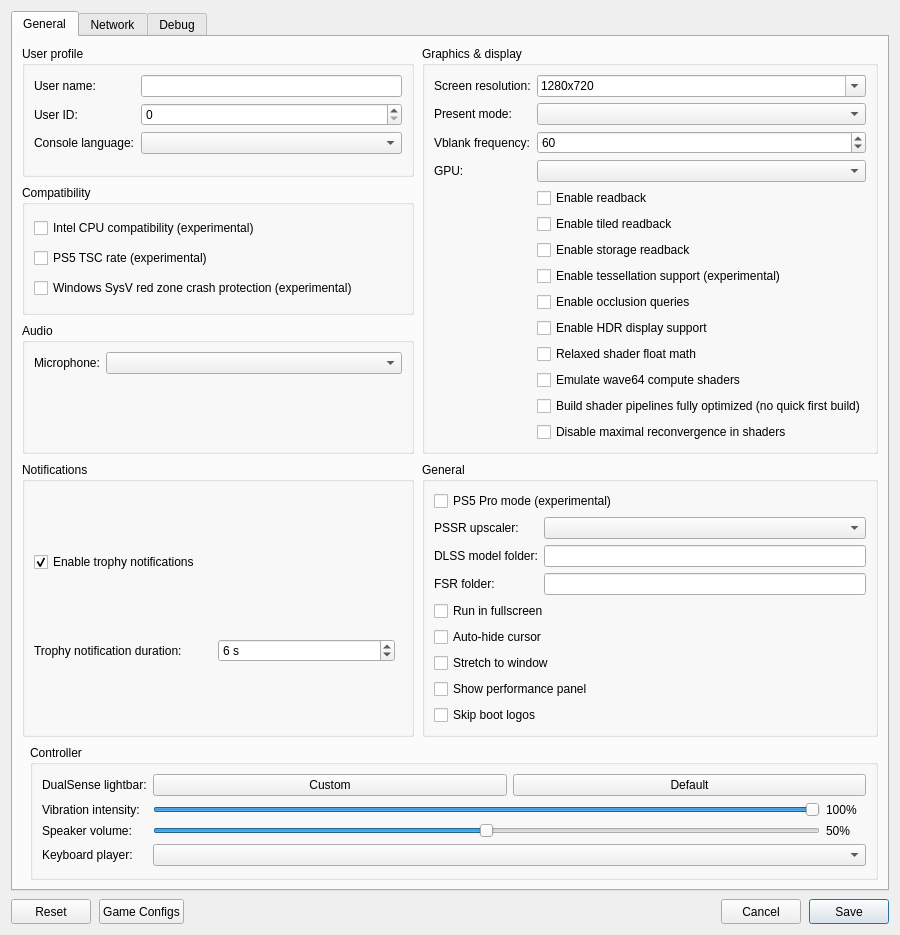
The window that src/launcher/forms/configuration_edit_dialog.ui (CarRamRod-963/KytyPS5) describes before a commit, drawn with Qt 5.
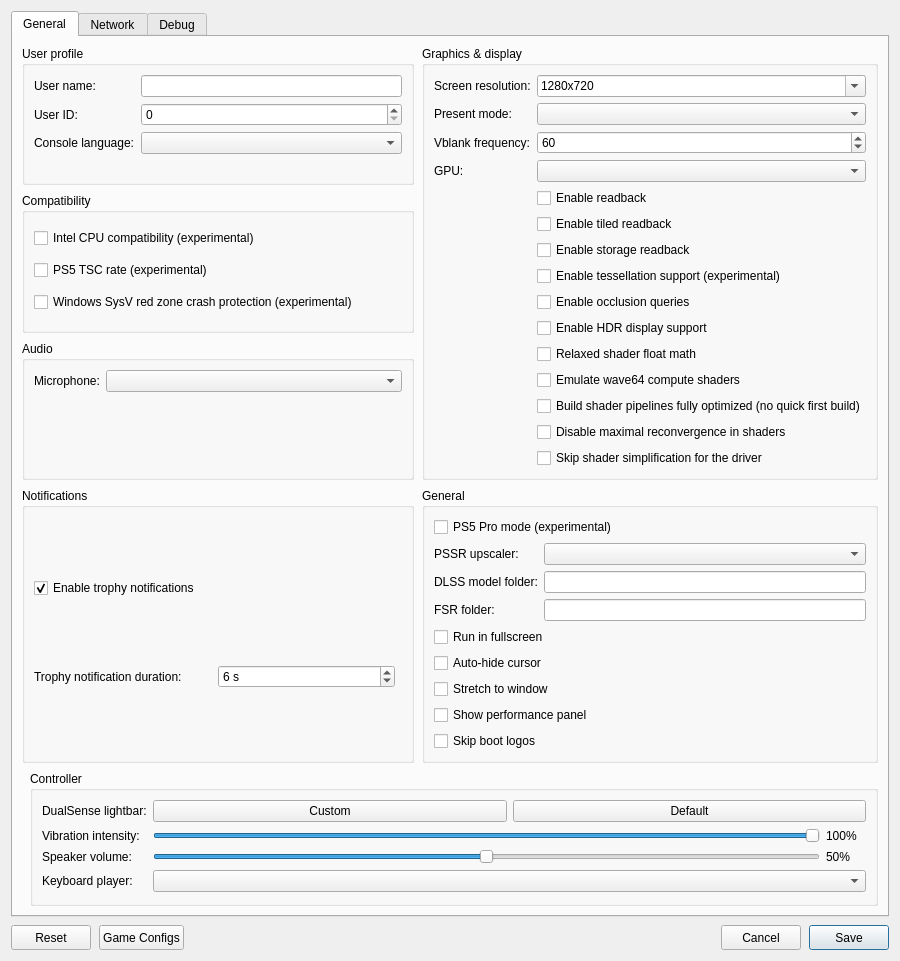
The same window after the commit. Custom widgets are drawn as their Qt base class.

Commit message: renderer: add an option to skip the driver simplification of shaders

Diff of the .ui file:
```diff
--- a/src/launcher/forms/configuration_edit_dialog.ui
+++ b/src/launcher/forms/configuration_edit_dialog.ui
@@ -221,6 +221,12 @@
               <property name="text"><string>Disable maximal reconvergence in shaders</string></property>
              </widget>
             </item>
+            <item row="15" column="1">
+             <widget class="QCheckBox" name="checkBox_no_shader_simplification">
+              <property name="toolTip"><string>Give the GPU driver the shaders as translated, without the emulator's simplification pass. Can help on GPUs whose driver crashes while building shaders; first builds may take longer.</string></property>
+              <property name="text"><string>Skip shader simplification for the driver</string></property>
+             </widget>
+            </item>
            </layout>
           </widget>
          </item>
```
The commit also changes 12 other files.
